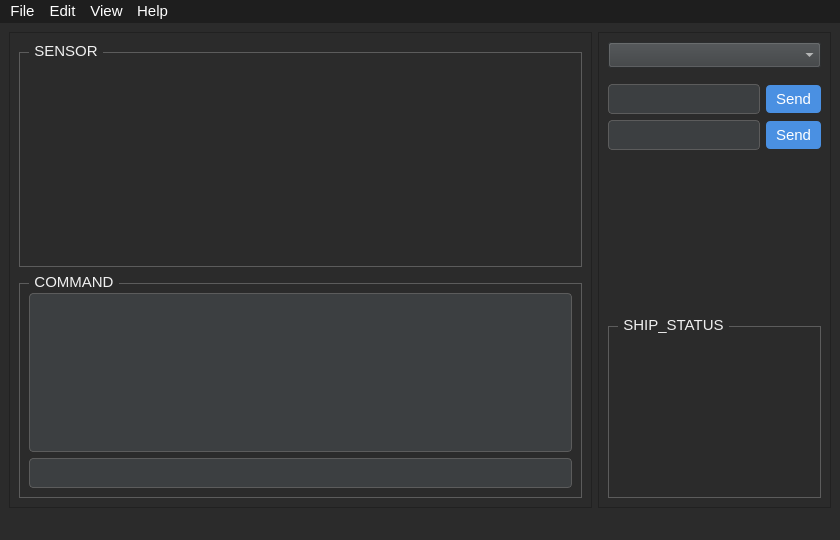
Qt form gui/control_ui.ui (yesorn0/Container_Management) before a commit.
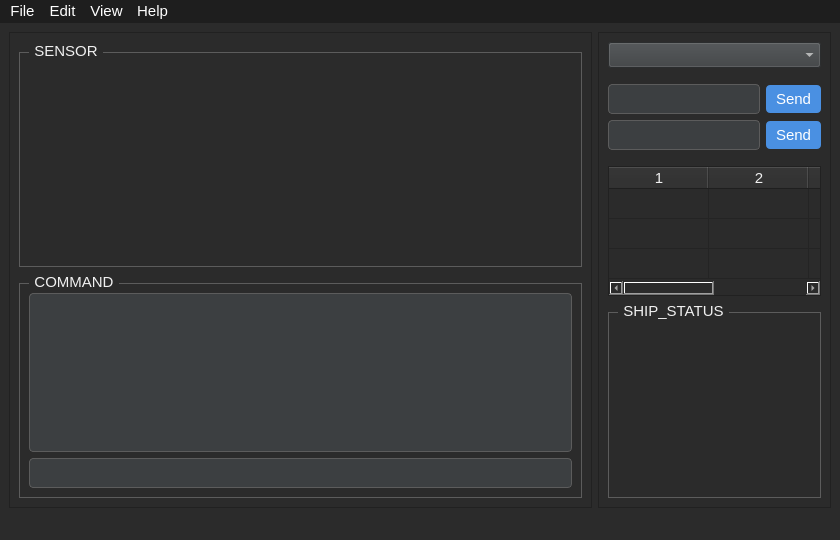
The same form after that commit.

```diff
--- a/gui/control_ui.ui
+++ b/gui/control_ui.ui
@@ -131,7 +131,7 @@
       <property name="frameShadow">
        <enum>QFrame::Raised</enum>
       </property>
-      <layout class="QVBoxLayout" name="verticalLayout_3" stretch="2,0,2,2,0,3">
+      <layout class="QVBoxLayout" name="verticalLayout_3" stretch="2,0,2,2,0,2,3">
        <item>
         <widget class="QComboBox" name="box_select"/>
        </item>
@@ -184,11 +184,31 @@
          <property name="sizeHint" stdset="0">
           <size>
            <width>20</width>
-           <height>160</height>
+           <height>10</height>
           </size>
          </property>
         </spacer>
        </item>
+       <item>
+        <widget class="QTableWidget" name="threshold_table">
+         <property name="rowCount">
+          <number>3</number>
+         </property>
+         <property name="columnCount">
+          <number>4</number>
+         </property>
+         <attribute name="verticalHeaderVisible">
+          <bool>false</bool>
+         </attribute>
+         <row/>
+         <row/>
+         <row/>
+         <column/>
+         <column/>
+         <column/>
+         <column/>
+        </widget>
+       </item>
        <item>
         <widget class="QGroupBox" name="ship_incline">
          <property name="title">
```
